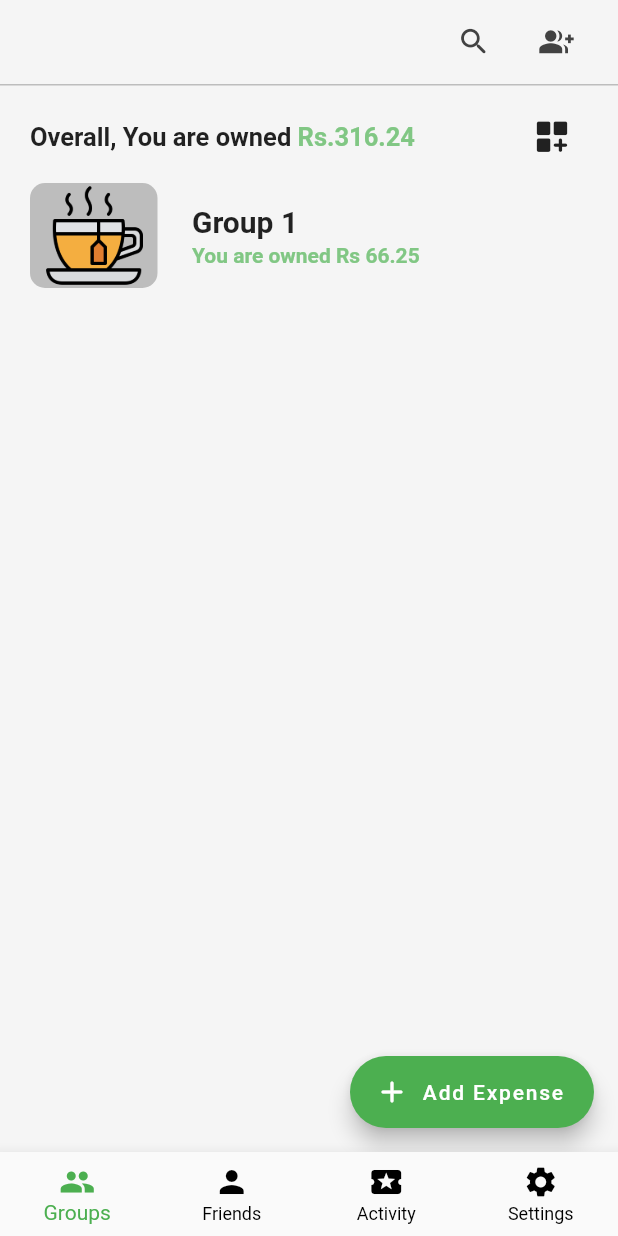
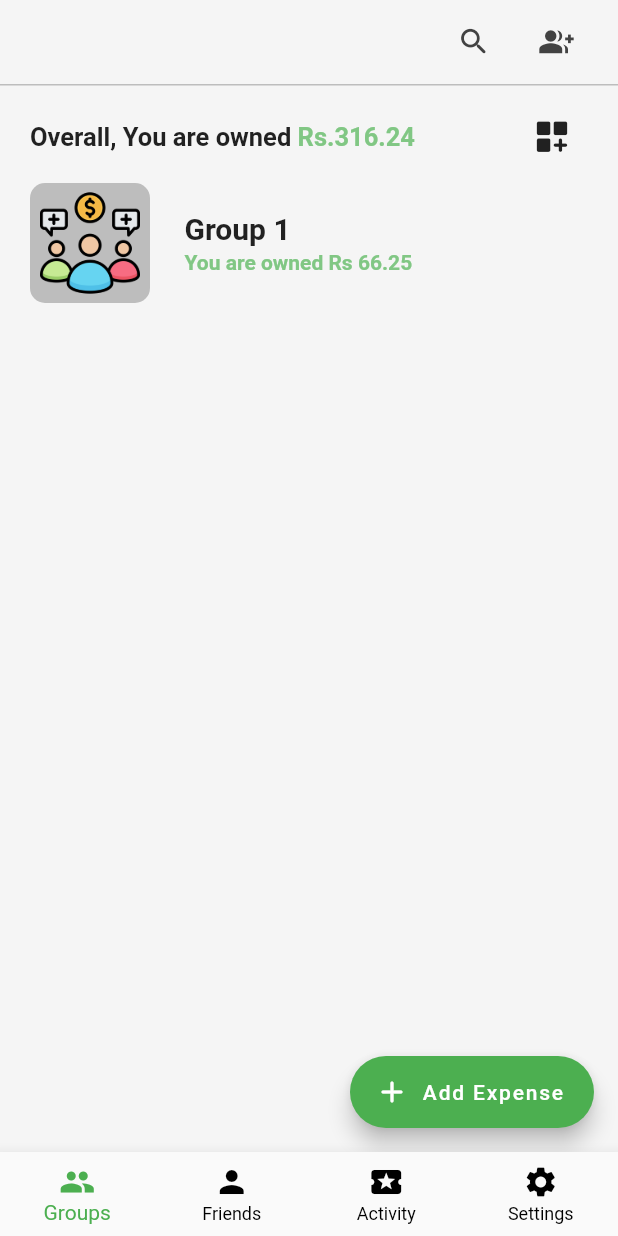
Before and after one commit to itkum101/splitMoney, a Flutter app: the screen it shows after launch, on a phone screen of 412 x 824 dp. Run offline on Flutter 3.47's test engine with Material 2 defaults, Android fonts, the phone set to English and light mode, and no system bars; our stand-ins replace contacts_service, image_cropper, image_picker, permission_handler.

Commit message:
modified_groupimage_aspectratio

```diff
--- a/lib/Widgets/alert_dialog_box.dart
+++ b/lib/Widgets/alert_dialog_box.dart
@@ -18,7 +18,7 @@ class AlertDialogBox extends StatelessWidget {
       content: Text(
         alertText,
         style: TextStyle(
-            color: Colors.grey[700], fontSize: 16, fontWeight: FontWeight.w500),
+            color: Colors.grey[700], fontSize: 16, fontWeight: FontWeight.w400),
       ),
     );
   }
--- a/lib/Widgets/group_tile.dart
+++ b/lib/Widgets/group_tile.dart
@@ -15,7 +15,10 @@ class GroupTile extends StatelessWidget {
             decoration: BoxDecoration(
                 borderRadius: BorderRadius.circular(10),
                 color: Colors.grey[400]),
-            child: imgChild,
+            child: Padding(
+              padding: const EdgeInsets.all(5),
+              child: imgChild,
+            ),
           ),
           const SizedBox(
             width: 23,
--- a/lib/provider/group_name_provider.dart
+++ b/lib/provider/group_name_provider.dart
@@ -13,9 +13,9 @@ List<GroupList> groups = [
   GroupList(
       groupName: "Group 1",
       grpImgChild: Image.asset(
-        "lib/assets/tea.png",
+        "lib/assets/shareholders.png",
         height: 70,
-        width: 85,
+        width: 70,
       ))
 ];
 
--- a/pubspec.yaml
+++ b/pubspec.yaml
@@ -37,6 +37,7 @@ dependencies:
   provider: ^6.0.5
   contacts_service:
   permission_handler:
+  image_cropper:
 
 dev_dependencies:
   # The "flutter_lints" package below contains a set of recommended lints to
```
Also changed, not shown: lib/routes/add_group.dart (+23 -8 lines), lib/assets/shareholders.png (added), pubspec.lock, 2 other files.
